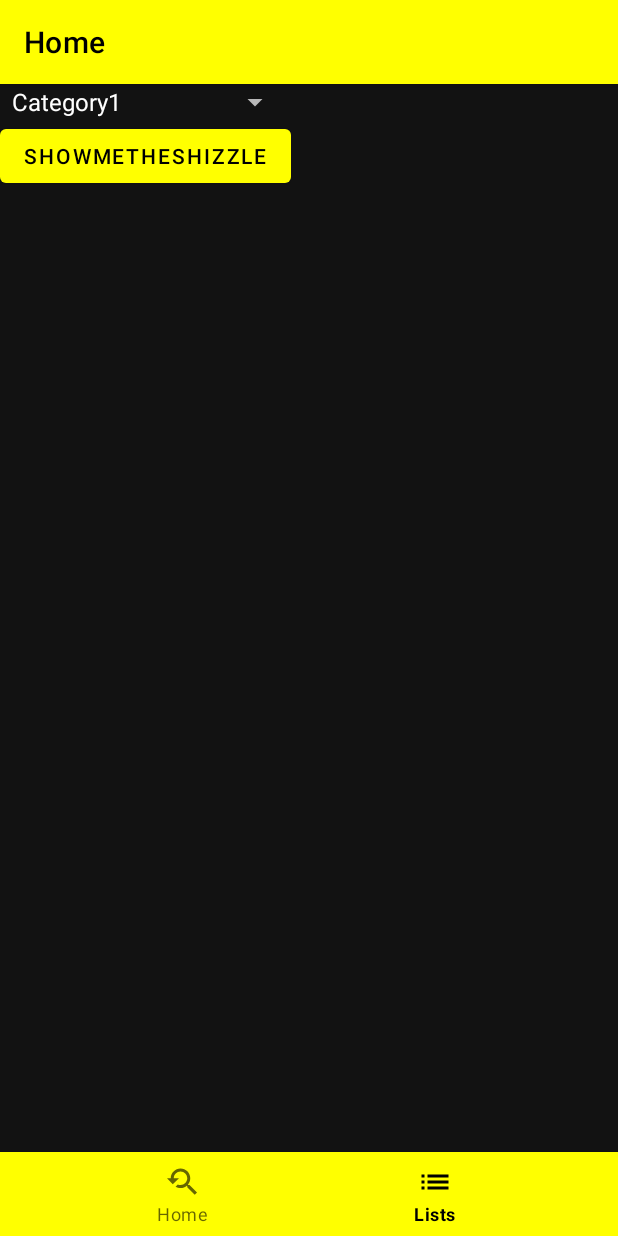
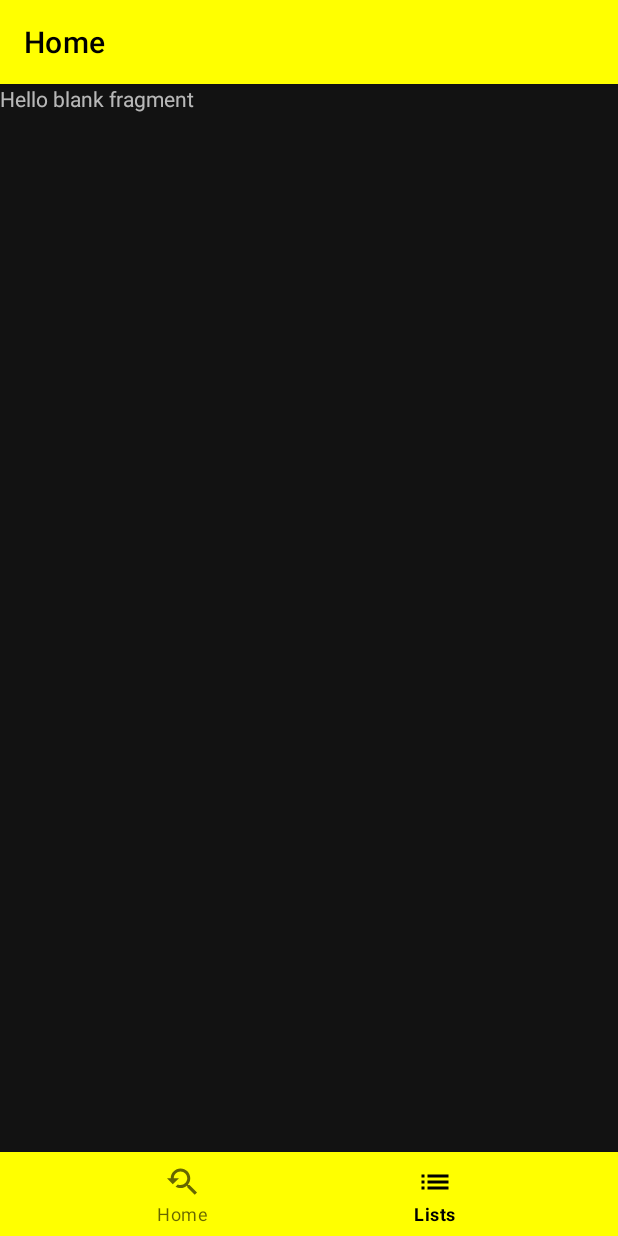
Before and after one commit to moschi/BlockBABOS, an Android app: the screen it shows after launch (MainActivity), item 2 of the bottom bar chosen, on a phone screen of 412 x 824 dp. Run offline under Robolectric (Android 15) with nearby library versions, the phone set to English and light mode, and no system bars; our stand-ins replace navigation-ui.

Commit message:
made use of fragments and removed some left overs

```diff
--- /dev/null
+++ b/BlockBABOS/app/src/main/java/com/example/blockbabos/ListFragment.kt
@@ -0,0 +1,59 @@
+package com.example.blockbabos
+
+import android.os.Bundle
+import androidx.fragment.app.Fragment
+import android.view.LayoutInflater
+import android.view.View
+import android.view.ViewGroup
+
+// TODO: Rename parameter arguments, choose names that match
+// the fragment initialization parameters, e.g. ARG_ITEM_NUMBER
+private const val ARG_PARAM1 = "param1"
+private const val ARG_PARAM2 = "param2"
+
+/**
+ * A simple [Fragment] subclass.
+ * Use the [ListFragment.newInstance] factory method to
+ * create an instance of this fragment.
+ */
+class ListFragment : Fragment() {
+    // TODO: Rename and change types of parameters
+    private var param1: String? = null
+    private var param2: String? = null
+
+    override fun onCreate(savedInstanceState: Bundle?) {
+        super.onCreate(savedInstanceState)
+        arguments?.let {
+            param1 = it.getString(ARG_PARAM1)
+            param2 = it.getString(ARG_PARAM2)
+        }
+    }
+
+    override fun onCreateView(
+        inflater: LayoutInflater, container: ViewGroup?,
+        savedInstanceState: Bundle?
+    ): View? {
+        // Inflate the layout for this fragment
+        return inflater.inflate(R.layout.fragment_list, container, false)
+    }
+
+    companion object {
+        /**
+         * Use this factory method to create a new instance of
+         * this fragment using the provided parameters.
+         *
+         * @param param1 Parameter 1.
+         * @param param2 Parameter 2.
+         * @return A new instance of fragment ListFragment.
+         */
+        // TODO: Rename and change types and number of parameters
+        @JvmStatic
+        fun newInstance(param1: String, param2: String) =
+            ListFragment().apply {
+                arguments = Bundle().apply {
+                    putString(ARG_PARAM1, param1)
+                    putString(ARG_PARAM2, param2)
+                }
+            }
+    }
+}
--- a/BlockBABOS/app/src/main/java/com/example/blockbabos/MainActivity.kt
+++ b/BlockBABOS/app/src/main/java/com/example/blockbabos/MainActivity.kt
@@ -1,21 +1,16 @@
 package com.example.blockbabos
 
-import android.content.Intent
 import android.os.Bundle
 import android.view.Menu
 import android.widget.Button
 import android.widget.Spinner
-import android.widget.Toast
-import com.google.android.material.navigation.NavigationView
-import androidx.navigation.findNavController
-import androidx.navigation.ui.AppBarConfiguration
-import androidx.navigation.ui.navigateUp
-import androidx.navigation.ui.setupActionBarWithNavController
-import androidx.navigation.ui.setupWithNavController
-import androidx.drawerlayout.widget.DrawerLayout
 import androidx.appcompat.app.AppCompatActivity
 import androidx.appcompat.widget.Toolbar
-import com.example.blockbabos.dropdown.DropdownOnItemSelectedListener
+import androidx.fragment.app.Fragment
+import androidx.fragment.app.FragmentManager
+import androidx.fragment.app.FragmentTransaction
+import androidx.navigation.ui.AppBarConfiguration
+import com.example.blockbabos.listeners.Swipe
 import com.google.android.material.bottomnavigation.BottomNavigationView
 
 class MainActivity : AppCompatActivity() {
@@ -23,75 +18,47 @@ class MainActivity : AppCompatActivity() {
     private lateinit var appBarConfiguration: AppBarConfiguration
     private lateinit var spinner1: Spinner
     private lateinit var btnSubmit : Button
+    private lateinit var videoFragment : VideoFragment2
 
     override fun onCreate(savedInstanceState: Bundle?) {
         super.onCreate(savedInstanceState)
         setContentView(R.layout.activity_main)
         val toolbar: Toolbar = findViewById(R.id.toolbar)
-        //setSupportActionBar(toolbar)
-
         var bottomNavigation: BottomNavigationView = findViewById(R.id.bottom_navigation);
 
+        val mgr: FragmentManager = supportFragmentManager
+
+        //setSupportActionBar(toolbar)
         bottomNavigation.setOnNavigationItemSelectedListener { item ->
             when(item.itemId) {
                 R.id.nav_home -> {
-                    val intent = Intent(this, VideoActivity::class.java).apply {
-                    }
-                    startActivity(intent)
+                    videoFragment = VideoFragment2.newInstance("bla", "bla")
+                    val trans: FragmentTransaction = mgr.beginTransaction()
+                    trans.replace(R.id.main_fragment_container, videoFragment)
+                    trans.commit()
+
                     true
                 }
                 R.id.nav_lists -> {
-
+                    val listFragment: Fragment = ListFragment.newInstance("bla", "bli")
+                    val trans: FragmentTransaction = mgr.beginTransaction()
+                    trans.replace(R.id.main_fragment_container, listFragment)
+                    trans.commit()
                     true
                 }
                 else -> false
             }
         }
 
-        addListenerOnButton();
-        addListenerOnSpinnerItemSelection();
-
-
-        //val drawerLayout: DrawerLayout = findViewById(R.id.drawer_layout)
-        val navView: BottomNavigationView = findViewById(R.id.bottom_navigation)
-        /*val navController = findNavController(R.id.nav_host_fragment)
-        // Passing each menu ID as a set of Ids because each
-        // menu should be considered as top level destinations.
-        appBarConfiguration = AppBarConfiguration(setOf(
-                R.id.nav_home*//*, R.id.nav_gallery, R.id.nav_slideshow*//*), drawerLayout)
-        setupActionBarWithNavController(navController, appBarConfiguration)
-        navView.setupWithNavController(navController)*/
     }
 
-    fun addListenerOnSpinnerItemSelection() {
-        spinner1 = findViewById(R.id.spinner1);
-        spinner1.onItemSelectedListener = DropdownOnItemSelectedListener()
+    fun onSwipe(type: Swipe.SwipeType) {
+        videoFragment.onSwipe(type);
     }
-
-    fun addListenerOnButton() {
-        spinner1 = findViewById(R.id.spinner1);
-        btnSubmit = findViewById(R.id.btnSubmit);
-        btnSubmit.setOnClickListener {
-            Toast.makeText(this@MainActivity,
-                "OnClickListener : " +
-                        "\nSpinner 1 : "+ spinner1.selectedItem,
-                Toast.LENGTH_SHORT).show();
-
-            val intent = Intent(this, VideoActivity::class.java).apply {
-            }
-            startActivity(intent)
-        }
-    }
-
 
     override fun onCreateOptionsMenu(menu: Menu): Boolean {
         // Inflate the menu; this adds items to the action bar if it is present.
         menuInflater.inflate(R.menu.main, menu)
         return true
     }
-
-    /*override fun onSupportNavigateUp(): Boolean {
-        val navController = findNavController(R.id.nav_host_fragment)
-        return navController.navigateUp(appBarConfiguration) || super.onSupportNavigateUp()
-    }*/
 }
--- a/BlockBABOS/app/src/main/res/layout/activity_main.xml
+++ b/BlockBABOS/app/src/main/res/layout/activity_main.xml
@@ -14,13 +14,13 @@
         app:title="@string/home"
         style="@style/Widget.MaterialComponents.Toolbar.Primary" />
 
-    <include
-        layout="@layout/app_bar_main"
+    <FrameLayout
+        android:id="@+id/main_fragment_container"
         android:layout_width="match_parent"
         android:layout_height="wrap_content"
         android:layout_below="@id/toolbar"
-        android:layout_above="@id/bottom_navigation"
-        android:layout_centerHorizontal="true" />
+        android:layout_above="@id/bottom_navigation" />
+
 
     <com.google.android.material.bottomnavigation.BottomNavigationView
         android:layout_width="match_parent"
--- a/BlockBABOS/app/src/main/res/layout/app_bar_main.xml
+++ /dev/null
@@ -1,31 +0,0 @@
-<?xml version="1.0" encoding="utf-8"?>
-<androidx.coordinatorlayout.widget.CoordinatorLayout
-    xmlns:android="http://schemas.android.com/apk/res/android"
-    xmlns:app="http://schemas.android.com/apk/res-auto"
-    xmlns:tools="http://schemas.android.com/tools"
-    android:layout_width="match_parent"
-    android:layout_height="wrap_content"
-    tools:context=".MainActivity">
-
-    <com.google.android.material.appbar.AppBarLayout
-        android:layout_width="match_parent"
-        android:layout_height="wrap_content"
-        android:theme="@style/AppTheme.AppBarOverlay">
-
-    </com.google.android.material.appbar.AppBarLayout>
-
-    <include layout="@layout/content_main" />
-
-<!--    <com.google.android.material.floatingactionbutton.FloatingActionButton-->
-<!--        android:id="@+id/fab"-->
-<!--        android:layout_width="wrap_content"-->
-<!--        android:layout_height="wrap_content"-->
-<!--        android:layout_gravity="bottom|end"-->
-<!--        android:layout_margin="@dimen/fab_margin"-->
-<!--        app:srcCompat="@android:drawable/ic_dialog_email" />-->
-
-
-
-
-
-</androidx.coordinatorlayout.widget.CoordinatorLayout>
--- a/BlockBABOS/app/src/main/res/layout/content_main.xml
+++ /dev/null
@@ -1,51 +0,0 @@
-<?xml version="1.0" encoding="utf-8"?>
-<androidx.constraintlayout.widget.ConstraintLayout
-    xmlns:android="http://schemas.android.com/apk/res/android"
-    xmlns:app="http://schemas.android.com/apk/res-auto"
-    xmlns:tools="http://schemas.android.com/tools"
-    android:layout_width="match_parent"
-    android:layout_height="match_parent"
-    app:layout_behavior="@string/appbar_scrolling_view_behavior"
-    tools:showIn="@layout/app_bar_main">
-
-    <!--<fragment
-        android:id="@+id/nav_host_fragment"
-        android:name="androidx.navigation.fragment.NavHostFragment"
-        android:layout_width="match_parent"
-        android:layout_height="match_parent"
-        app:defaultNavHost="true"
-        app:layout_constraintHorizontal_bias="0.0"
-        app:layout_constraintLeft_toLeftOf="parent"
-        app:layout_constraintRight_toRightOf="parent"
-        app:layout_constraintTop_toTopOf="parent"
-        app:navGraph="@navigation/mobile_navigation" />-->
-
-    <LinearLayout
-        android:id="@+id/top_layout"
-
-        android:layout_width="wrap_content"
-        android:layout_height="wrap_content"
-        android:orientation="vertical"
-        app:layout_constraintHorizontal_bias="0.0"
-        app:layout_constraintLeft_toLeftOf="parent"
-        app:layout_constraintRight_toRightOf="parent"
-        app:layout_constraintTop_toTopOf="parent"
-        >
-        <Spinner
-            android:id="@+id/spinner1"
-            android:layout_width="match_parent"
-            android:layout_height="wrap_content"
-            android:entries="@array/category_array"
-            android:prompt="@string/category_prompt" />
-
-        <Button
-            android:id="@+id/btnSubmit"
-            android:layout_width="wrap_content"
-            android:layout_height="wrap_content"
-            android:text="ShowMeTheShizzle" />
-    </LinearLayout>
-
-
-
-
-</androidx.constraintlayout.widget.ConstraintLayout>
--- /dev/null
+++ b/BlockBABOS/app/src/main/res/layout/fragment_list.xml
@@ -0,0 +1,14 @@
+<?xml version="1.0" encoding="utf-8"?>
+<FrameLayout xmlns:android="http://schemas.android.com/apk/res/android"
+    xmlns:tools="http://schemas.android.com/tools"
+    android:layout_width="match_parent"
+    android:layout_height="match_parent"
+    tools:context=".ListFragment">
+
+    <!-- TODO: Update blank fragment layout -->
+    <TextView
+        android:layout_width="match_parent"
+        android:layout_height="match_parent"
+        android:text="@string/hello_blank_fragment" />
+
+</FrameLayout>
--- a/BlockBABOS/app/src/main/res/values/strings.xml
+++ b/BlockBABOS/app/src/main/res/values/strings.xml
@@ -12,8 +12,8 @@
 
     <string name="menu_home">Home</string>
     <string name="menu_settings">Settings</string>
-<!--    <string name="menu_gallery">Gallery</string>-->
-<!--    <string name="menu_slideshow">Slideshow</string>-->
+    <!--    <string name="menu_gallery">Gallery</string>-->
+    <!--    <string name="menu_slideshow">Slideshow</string>-->
     <string name="category_prompt">Choose a category</string>
 
     <string-array name="category_array">
@@ -26,4 +26,6 @@
         <item>Category7</item>
         <item>InCategory8</item>
     </string-array>
+    <!-- TODO: Remove or change this placeholder text -->
+    <string name="hello_blank_fragment">Hello blank fragment</string>
 </resources>
--- a/BlockBABOS/build.gradle
+++ b/BlockBABOS/build.gradle
@@ -7,7 +7,7 @@ buildscript {
         mavenCentral()
     }
     dependencies {
-        classpath "com.android.tools.build:gradle:4.0.1"
+        classpath "com.android.tools.build:gradle:4.0.2"
         classpath "org.jetbrains.kotlin:kotlin-gradle-plugin:$kotlin_version"
 
         // NOTE: Do not place your application dependencies here; they belong
```
Also changed, not shown: BlockBABOS/app/build.gradle (+6 -2 lines), BlockBABOS/app/src/main/java/com/example/blockbabos/VideoActivity.kt (deleted, +0 -119 lines), BlockBABOS/app/src/main/java/com/example/blockbabos/VideoFragment.kt (added, +172 -0 lines), BlockBABOS/app/src/main/java/com/example/blockbabos/layouts/CustomYoutubeLayout.kt (+5 -2 lines), BlockBABOS/app/src/main/res/layout/activity_video.xml (deleted, +0 -40 lines), BlockBABOS/app/src/main/res/layout/fragment_video.xml (added, +30 -0 lines), BlockBABOS/app/src/main/res/layout/nav_header_main.xml (deleted, +0 -35 lines), BlockBABOS/gradle/wrapper/gradle-wrapper.properties.
